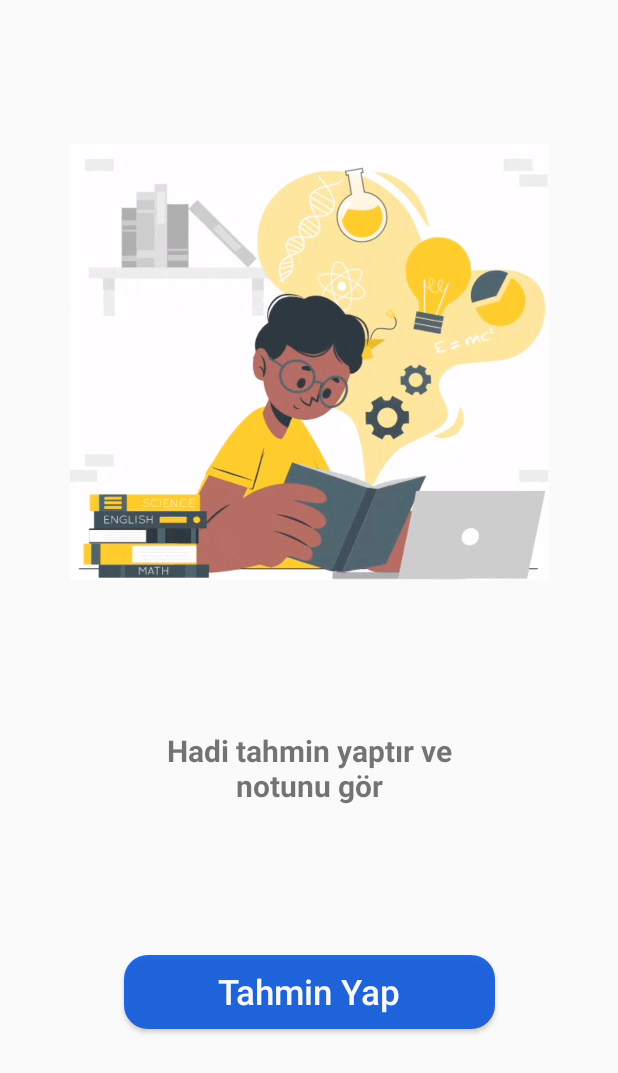
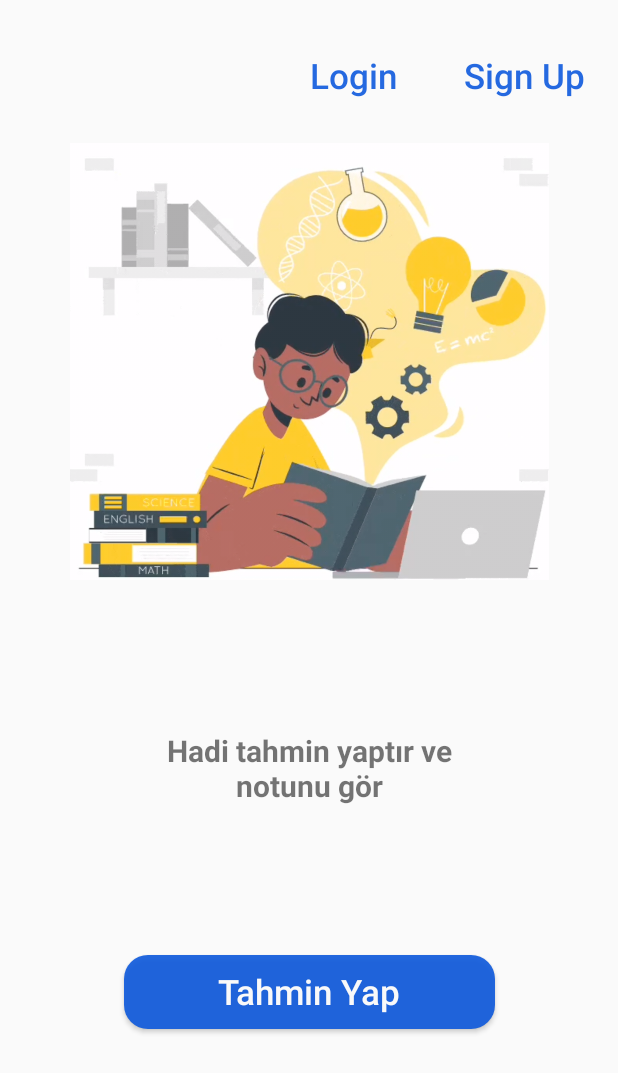
Before and after one commit to oguzhankrky/DataWareHouseProject, an Android app: the layout activity_main.xml on its own in the app's theme, with its tools: preview values and no code run, on a phone screen of 412 x 824 dp. Shown: the top 1073 px of the screen. Run offline under Robolectric (Android 15) with nearby library versions, the phone set to English and light mode, and no system bars.

Commit message:
Sign Up + Login

```diff
--- a/app/build.gradle
+++ b/app/build.gradle
@@ -32,6 +32,9 @@ android {
     viewBinding{
         enabled=true
     }
+    buildFeatures {
+        viewBinding true
+    }
 }
 
 dependencies {
@@ -40,6 +43,8 @@ dependencies {
     implementation 'androidx.appcompat:appcompat:1.3.0'
     implementation 'com.google.android.material:material:1.4.0'
     implementation 'androidx.constraintlayout:constraintlayout:2.0.4'
+    implementation 'androidx.annotation:annotation:1.2.0'
+    implementation 'androidx.lifecycle:lifecycle-livedata-ktx:2.4.1'
     testImplementation 'junit:junit:4.13.2'
     androidTestImplementation 'androidx.test.ext:junit:1.1.3'
     androidTestImplementation 'androidx.test.espresso:espresso-core:3.4.0'
--- a/app/src/main/res/layout/activity_main.xml
+++ b/app/src/main/res/layout/activity_main.xml
@@ -6,6 +6,44 @@
     android:layout_height="match_parent"
     tools:context=".MainActivity">
 
+        <Button
+            android:id="@+id/SignUp"
+            android:layout_width="114dp"
+            android:layout_height="35dp"
+            android:layout_marginTop="8dp"
+            android:layout_marginEnd="5dp"
+            android:alpha="0.9"
+            android:background="@null"
+            android:text="Sign Up"
+            android:textAllCaps="false"
+            android:textColor="#0C58DC"
+            android:textSize="23sp"
+            app:layout_constraintBottom_toTopOf="@+id/imageView2"
+            app:layout_constraintEnd_toEndOf="parent"
+            app:layout_constraintHorizontal_bias="0.0"
+            app:layout_constraintStart_toEndOf="@+id/Login"
+            app:layout_constraintTop_toTopOf="parent"
+            app:layout_constraintVertical_bias="1.0" />
+
+        <Button
+            android:id="@+id/Login"
+            android:layout_width="114dp"
+            android:layout_height="35dp"
+            android:layout_marginStart="32dp"
+            android:layout_marginTop="8dp"
+            android:layout_marginEnd="100dp"
+            android:alpha="0.9"
+            android:background="@null"
+            android:text="Login"
+            android:textAllCaps="false"
+            android:textColor="#0C58DC"
+            android:textSize="23sp"
+            app:layout_constraintBottom_toTopOf="@+id/imageView2"
+            app:layout_constraintEnd_toEndOf="parent"
+            app:layout_constraintHorizontal_bias="0.884"
+            app:layout_constraintStart_toStartOf="parent"
+            app:layout_constraintTop_toTopOf="parent"
+            app:layout_constraintVertical_bias="1.0" />
 
         <Button
             android:id="@+id/button1"
@@ -40,7 +78,7 @@
         <ImageView
             android:id="@+id/imageView2"
             android:layout_width="319dp"
-            android:layout_height="388dp"
+            android:layout_height="346dp"
             app:layout_constraintBottom_toTopOf="@+id/textView"
             app:layout_constraintEnd_toEndOf="parent"
             app:layout_constraintStart_toStartOf="parent"
--- /dev/null
+++ b/app/src/main/res/values-land/dimens.xml
@@ -0,0 +1,3 @@
+<resources>
+    <dimen name="activity_horizontal_margin">48dp</dimen>
+</resources>
--- /dev/null
+++ b/app/src/main/res/values-w1240dp/dimens.xml
@@ -0,0 +1,3 @@
+<resources>
+    <dimen name="activity_horizontal_margin">200dp</dimen>
+</resources>
--- /dev/null
+++ b/app/src/main/res/values-w600dp/dimens.xml
@@ -0,0 +1,3 @@
+<resources>
+    <dimen name="activity_horizontal_margin">48dp</dimen>
+</resources>
--- /dev/null
+++ b/app/src/main/res/values/dimens.xml
@@ -0,0 +1,5 @@
+<resources>
+    <!-- Default screen margins, per the Android Design guidelines. -->
+    <dimen name="activity_horizontal_margin">16dp</dimen>
+    <dimen name="activity_vertical_margin">16dp</dimen>
+</resources>
```
Also changed, not shown: app/src/main/AndroidManifest.xml (+15 -3 lines), app/src/main/java/com/example/datawarehouseproject/Login.kt (added, +11 -0 lines), app/src/main/java/com/example/datawarehouseproject/MainActivity.kt (+13 -0 lines), app/src/main/java/com/example/datawarehouseproject/SignUp.kt (added, +11 -0 lines), app/src/main/res/layout/activity_login.xml (added, +70 -0 lines), app/src/main/res/layout/activity_sign_up.xml (added, +117 -0 lines), app/src/main/res/values/strings.xml (+10 -0 lines).
